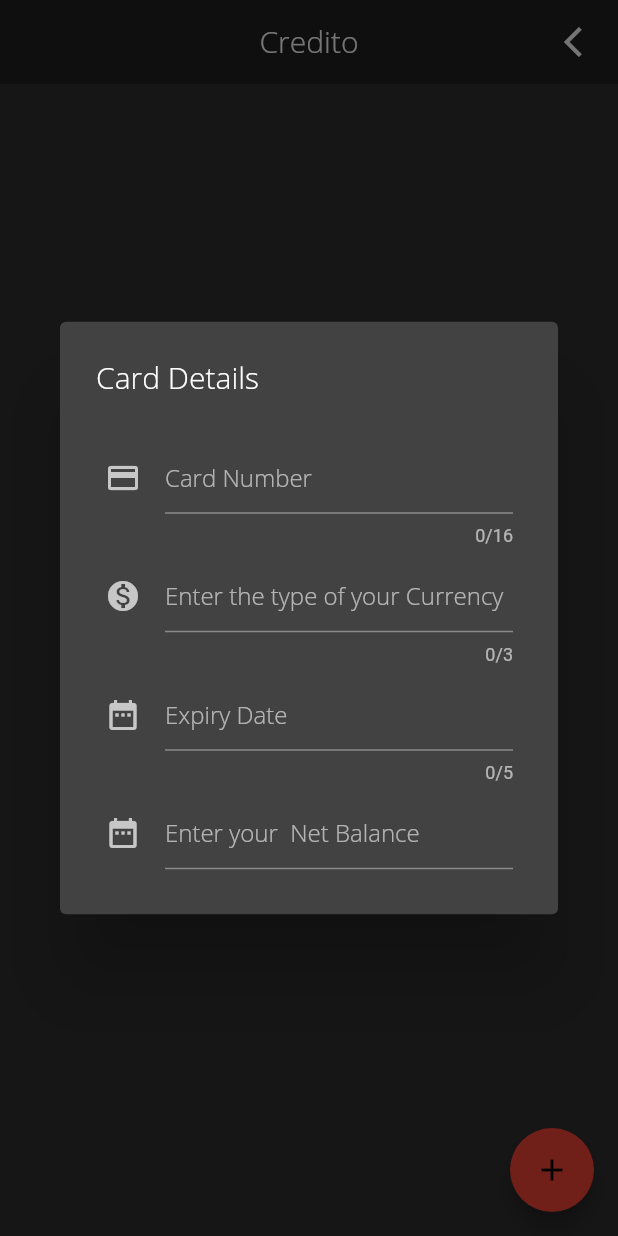
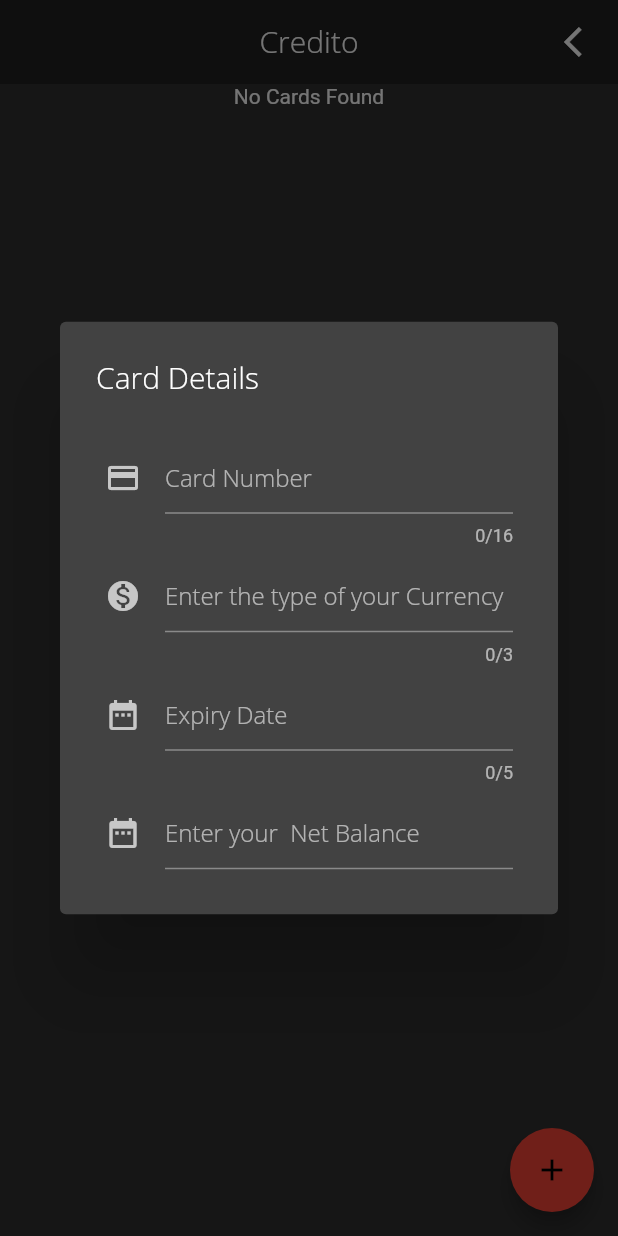
Before and after one commit to VarthanV/Credito, a Flutter app: the HomePage screen opened directly, after a tap on the "add" icon, on a phone screen of 412 x 824 dp. Run offline on Flutter 3.47's test engine with Material 2 defaults, Android fonts, the phone set to English and light mode, and no system bars; our stand-ins replace cloud_firestore, firebase_auth, google_sign_in, shared_preferences; missing offline and left inert: flutter_auth_buttons; accounts and stored records are empty.

Commit message:
Made Changes in Home Page

```diff
--- a/lib/pages/CardDetail.dart
+++ b/lib/pages/CardDetail.dart
@@ -44,7 +44,7 @@ class _CardDetailPageState extends State<CardDetailPage> {
                     Container(
                       alignment: Alignment.topLeft,
                       padding: EdgeInsets.only(top: 6.0, left: 6.0, right: 6.0),
-                      margin: EdgeInsets.only(top: 6.0, left: 10.0),
+                      margin: EdgeInsets.only(top: 10.0, left: 10.0),
                       child: Text(
                         "Title :" + item['title'.toString()].toString(),
                         style: TextStyle(
--- a/lib/pages/HomePage.dart
+++ b/lib/pages/HomePage.dart
@@ -359,7 +359,8 @@ bool loading1=false;
               });
             }),
         body: cards.length != 0
-            ? RefreshIndicator(
+            ?
+             RefreshIndicator(
                 onRefresh: refresh,
                 child: ListView.builder(
                   itemCount: cards.length,
@@ -367,8 +368,19 @@ bool loading1=false;
                     return displayCard(cards[i]);
                   },
                 ))
-            : Center(
-                child: Text("No Cards found"),
-              ));
+
+            :
+
+            RefreshIndicator(
+              onRefresh: refresh,
+              child: ListView(
+                children: <Widget>[
+                  Center(
+                    child: Text("No Cards Found"),
+                  )
+                ],
+              ),
+            )
+            );
   }
 }
```
Also changed, not shown: lib/pages/login.dart (+33 -3 lines), 1 other file.
